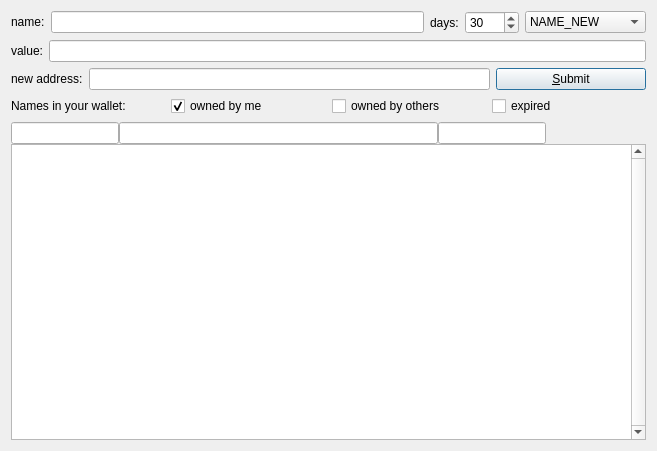
Qt form src/qt/forms/managenamespage.ui (bitcf/bitcf) before a commit.
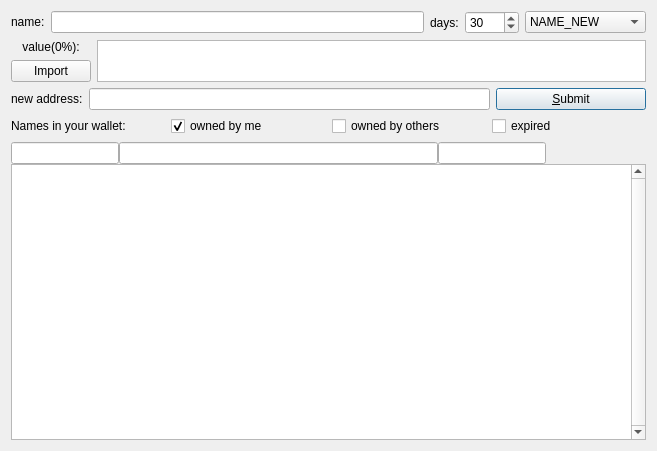
The same form after that commit. Icons and pictures are not drawn. Custom widgets are drawn as their Qt base class.

Commit message: add import file to manage name GUI

```diff
--- a/src/qt/forms/managenamespage.ui
+++ b/src/qt/forms/managenamespage.ui
@@ -19,7 +19,7 @@
   <property name="windowTitle">
    <string>Manage Names</string>
   </property>
-  <layout class="QVBoxLayout" name="verticalLayout">
+  <layout class="QVBoxLayout" name="verticalLayout_3">
    <item>
     <layout class="QHBoxLayout" name="horizontalLayout">
      <item>
@@ -104,7 +104,9 @@
    <item>
     <layout class="QHBoxLayout" name="horizontalLayout_3">
      <item>
-      <widget class="QLabel" name="label_6">
+      <layout class="QVBoxLayout" name="verticalLayout">
+       <item>
+        <widget class="QLabel" name="labelValue">
        <property name="sizePolicy">
         <sizepolicy hsizetype="Preferred" vsizetype="Maximum">
          <horstretch>0</horstretch>
@@ -112,23 +114,29 @@
         </sizepolicy>
        </property>
        <property name="text">
-        <string>value:</string>
+          <string>value(0%):</string>
        </property>
        <property name="alignment">
-        <set>Qt::AlignLeading|Qt::AlignLeft|Qt::AlignVCenter</set>
-       </property>
-       <property name="buddy">
-        <cstring>registerValue</cstring>
+          <set>Qt::AlignCenter</set>
        </property>
       </widget>
      </item>
      <item>
-      <widget class="QValidatedLineEdit" name="registerValue">
-       <property name="toolTip">
-        <string>&lt;html&gt;&lt;head/&gt;&lt;body&gt;&lt;p&gt;Enter value that will be associated with above name.&lt;/p&gt;&lt;/body&gt;&lt;/html&gt;</string>
-       </property>
+        <widget class="QPushButton" name="importValueButton">
        <property name="text">
-        <string notr="true"/>
+          <string>Import</string>
+         </property>
+        </widget>
+       </item>
+      </layout>
+     </item>
+     <item>
+      <widget class="QPlainTextEdit" name="registerValue">
+       <property name="sizePolicy">
+        <sizepolicy hsizetype="Expanding" vsizetype="Ignored">
+         <horstretch>0</horstretch>
+         <verstretch>0</verstretch>
+        </sizepolicy>
        </property>
       </widget>
      </item>
```
Left out of the diff: 9 changed lines with no effect on the pictures. Lines whose indentation alone changed are shown as unchanged. The commit also changes 2 other files.
